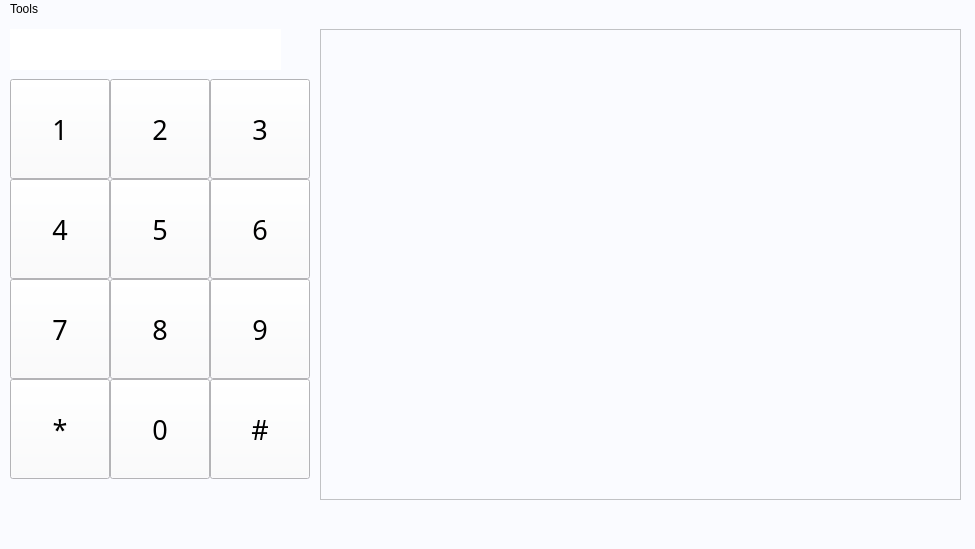
Above: mainwindow.ui from JonathanXu4/-CSC3220-Lab-3 before the change. Below: the same form after it.
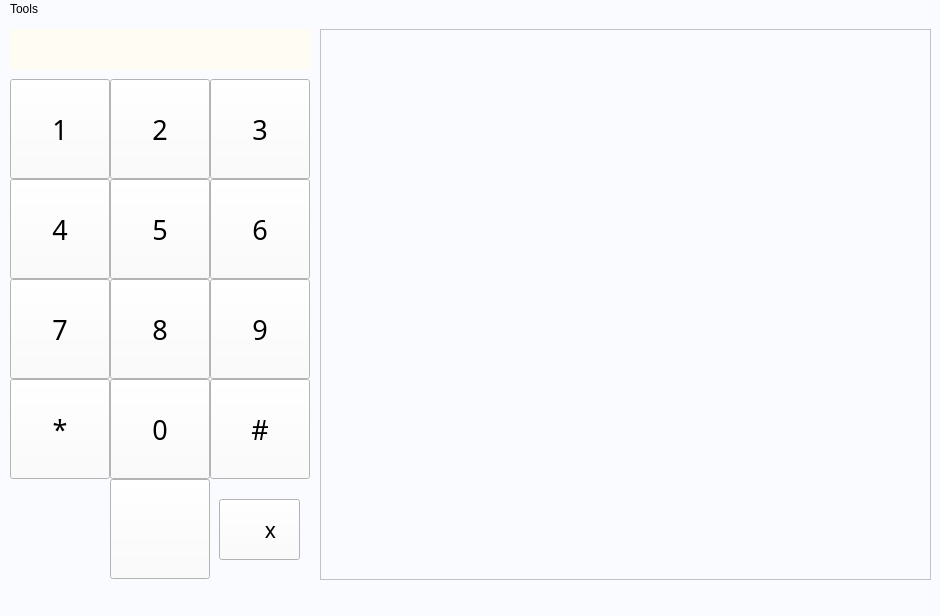
That is the form after the change. Icons and pictures are not drawn.

```diff
--- a/mainwindow.ui
+++ b/mainwindow.ui
@@ -6,8 +6,8 @@
    <rect>
     <x>0</x>
     <y>0</y>
-    <width>975</width>
-    <height>549</height>
+    <width>940</width>
+    <height>616</height>
    </rect>
   </property>
   <property name="windowTitle">
@@ -25,7 +25,7 @@
      <rect>
       <x>10</x>
       <y>10</y>
-      <width>271</width>
+      <width>301</width>
       <height>41</height>
      </rect>
     </property>
@@ -35,7 +35,7 @@
      </font>
     </property>
     <property name="styleSheet">
-     <string notr="true">background-color: rgb(255, 255, 255);</string>
+     <string notr="true">background-color: rgb(255, 252, 244);</string>
     </property>
     <property name="text">
      <string/>
@@ -70,8 +70,8 @@
      <rect>
       <x>320</x>
       <y>10</y>
-      <width>641</width>
-      <height>471</height>
+      <width>611</width>
+      <height>551</height>
      </rect>
     </property>
    </widget>
@@ -284,13 +284,57 @@
      <string>0</string>
     </property>
    </widget>
+   <widget class="QPushButton" name="Call">
+    <property name="geometry">
+     <rect>
+      <x>110</x>
+      <y>460</y>
+      <width>100</width>
+      <height>100</height>
+     </rect>
+    </property>
+    <property name="font">
+     <font>
+      <family>Calibri Light</family>
+      <pointsize>20</pointsize>
+     </font>
+    </property>
+    <property name="styleSheet">
+     <string notr="true">QPushButton {border-image:url(C:/Users/Chari/Desktop/Qt/AddressBook/Call.png)}</string>
+    </property>
+    <property name="text">
+     <string/>
+    </property>
+   </widget>
+   <widget class="QPushButton" name="Delete">
+    <property name="geometry">
+     <rect>
+      <x>219</x>
+      <y>480</y>
+      <width>81</width>
+      <height>61</height>
+     </rect>
+    </property>
+    <property name="font">
+     <font>
+      <family>Calibri Light</family>
+      <pointsize>16</pointsize>
+     </font>
+    </property>
+    <property name="styleSheet">
+     <string notr="true">QPushButton {border-image:url(C:/Users/Chari/Desktop/Qt/AddressBook/X.png)}</string>
+    </property>
+    <property name="text">
+     <string>    x</string>
+    </property>
+   </widget>
   </widget>
   <widget class="QMenuBar" name="menubar">
    <property name="geometry">
     <rect>
      <x>0</x>
      <y>0</y>
-     <width>975</width>
+     <width>940</width>
      <height>26</height>
     </rect>
    </property>
```
Left out of the diff: 2 changed lines with no effect on the pictures.
